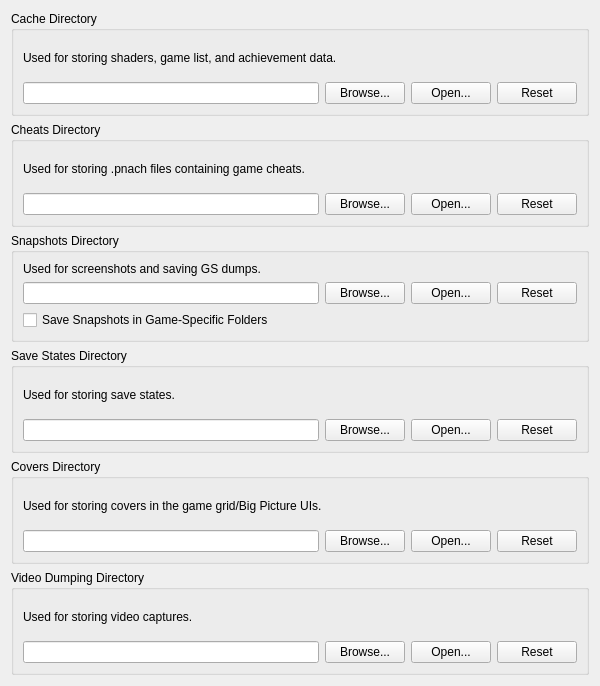
The window that pcsx2-qt/Settings/FolderSettingsWidget.ui (PCSX2/pcsx2) describes before a commit, drawn with Qt 5.
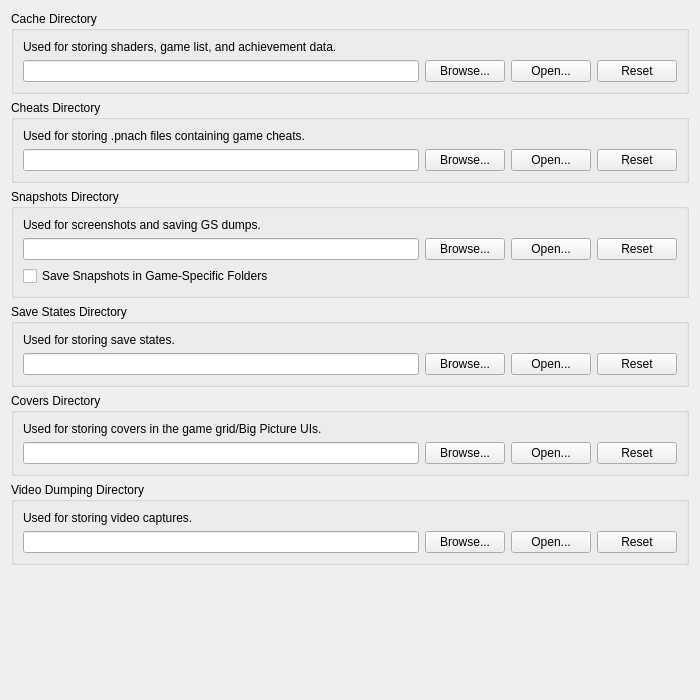
The same window after the commit.

Commit message: Qt: Fix various settings window layout issues

```diff
--- a/pcsx2-qt/Settings/FolderSettingsWidget.ui
+++ b/pcsx2-qt/Settings/FolderSettingsWidget.ui
@@ -6,8 +6,8 @@
    <rect>
     <x>0</x>
     <y>0</y>
-    <width>600</width>
-    <height>686</height>
+    <width>700</width>
+    <height>700</height>
    </rect>
   </property>
   <layout class="QVBoxLayout" name="verticalLayout">
@@ -258,6 +258,19 @@
      </layout>
     </widget>
    </item>
+   <item>
+    <spacer name="verticalSpacer">
+     <property name="orientation">
+      <enum>Qt::Vertical</enum>
+     </property>
+     <property name="sizeHint" stdset="0">
+      <size>
+       <width>20</width>
+       <height>0</height>
+      </size>
+     </property>
+    </spacer>
+   </item>
   </layout>
  </widget>
  <resources>
```
The commit also changes 31 other files.
